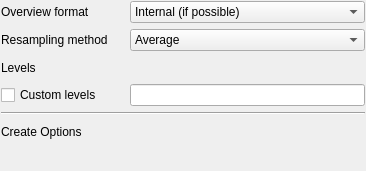
etiennesky/Quantum-GIS, file src/ui/qgsrasterpyramidsoptionswidgetbase.ui: the form before one commit.
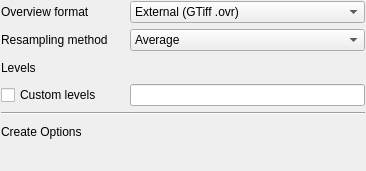
The form after the commit. Custom widgets are drawn as their Qt base class.

The edit to the form file:
```diff
--- a/src/ui/qgsrasterpyramidsoptionswidgetbase.ui
+++ b/src/ui/qgsrasterpyramidsoptionswidgetbase.ui
@@ -34,7 +34,7 @@
      </property>
      <item>
       <property name="text">
-       <string>Internal (if possible)</string>
+       <string>External (GTiff .ovr)</string>
       </property>
      </item>
      <item>
```
Left out of the diff: 2 changed lines with no effect on the pictures.
